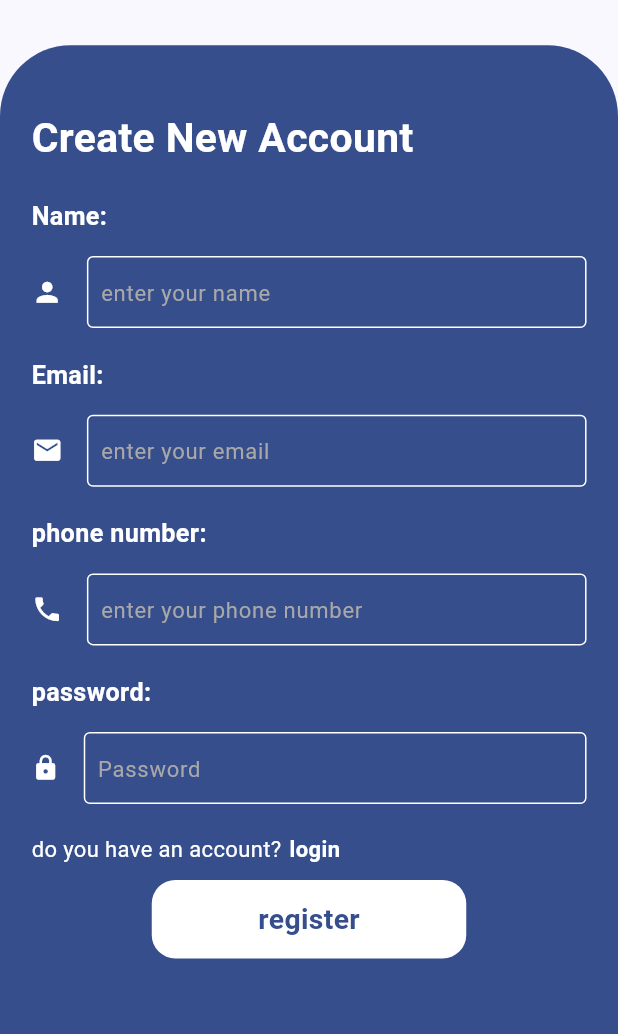
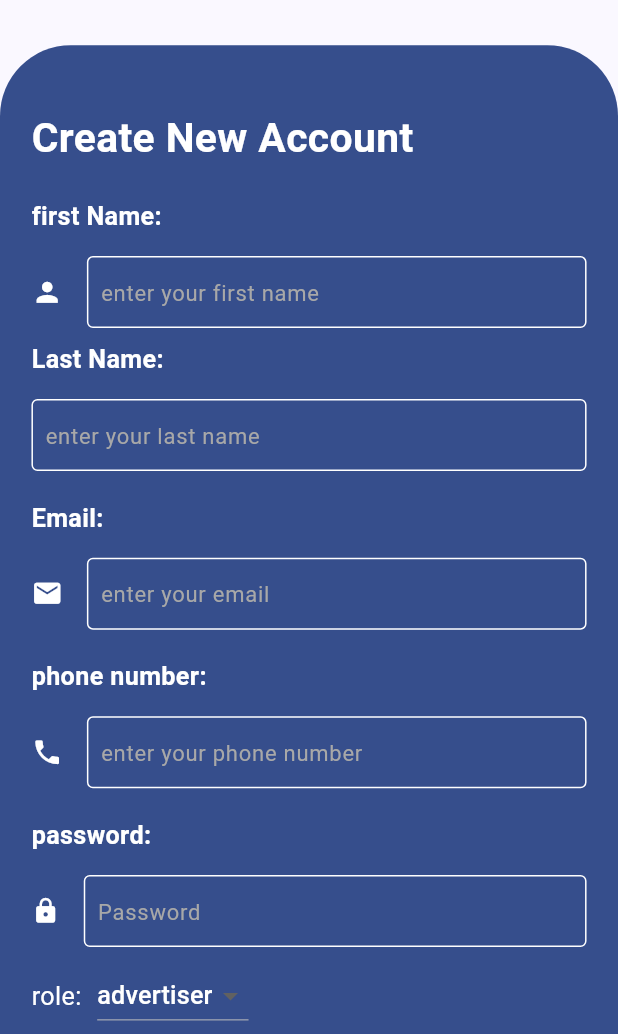
Before and after one commit to AghyadHamdoun/ads-app, a Flutter app: the RegisterScreen screen opened directly, on a phone screen of 412 x 824 dp, the part 202-1236 px from its top. Run offline on Flutter 3.47's test engine with Material 2 defaults, Android fonts, the phone set to English and light mode, and no system bars; drawn by our look-alikes of modal_progress_hud_nsn; our stand-ins replace awesome_dialog, built_value, cached_network_image, dartz, dio, easy_localization and 6 more; missing offline and left inert: data_connection_checker_tv; accounts and stored records are empty.

Commit message:
register done!

```diff
--- a/lib/features/auth/bloc/auth_bloc.dart
+++ b/lib/features/auth/bloc/auth_bloc.dart
@@ -35,7 +35,7 @@ class AuthBloc extends Bloc<AuthEvent, AuthState> {
             emailVerifiedAt: '',
             contactNumber: '',
             role: '',
-            status: '',
+            status: 0,
             balance: '',
             verificationCode: '',
             mblConfirmationCode: '',
@@ -84,7 +84,7 @@ class AuthBloc extends Bloc<AuthEvent, AuthState> {
             emailVerifiedAt: '',
             contactNumber: '',
             role: '',
-            status: '',
+            status: 0,
             balance: '',
             verificationCode: '',
             mblConfirmationCode: '',
@@ -118,7 +118,6 @@ class AuthBloc extends Bloc<AuthEvent, AuthState> {
 
             Preferences.saveUserToken(r.accessToken!);
             Preferences.saveUserId(r.user!.id!);
-            Preferences.saveUserImage(r.user!.profilePicture!);
             Preferences.saveUserName(r.user!.firstName!);
           }));
         }
--- a/lib/features/auth/bloc/auth_state.dart
+++ b/lib/features/auth/bloc/auth_state.dart
@@ -41,7 +41,7 @@ abstract class AuthState implements Built<AuthState, AuthStateBuilder> {
           emailVerifiedAt: '',
           contactNumber: '',
           role: '',
-          status: '',
+          status: 0,
           balance: '',
           verificationCode: '',
           mblConfirmationCode: '',
@@ -66,7 +66,7 @@ abstract class AuthState implements Built<AuthState, AuthStateBuilder> {
           emailVerifiedAt: '',
           contactNumber: '',
           role: '',
-          status: '',
+          status: 0,
           balance: '',
           verificationCode: '',
           mblConfirmationCode: '',
--- a/lib/features/auth/login/models/user_model.dart
+++ b/lib/features/auth/login/models/user_model.dart
@@ -9,7 +9,7 @@ class User {
   String? emailVerifiedAt;
   String? contactNumber;
   String? role;
-  String? status;
+  int? status;
   String? balance;
   String? verificationCode;
   String? mblConfirmationCode;
--- a/lib/features/auth/register/models/register_model.dart
+++ b/lib/features/auth/register/models/register_model.dart
@@ -10,7 +10,7 @@ class RegisterModel {
 
   RegisterModel.fromJson(Map<String, dynamic> json) {
     type = json['type'];
-    user = json['user'] != null ? new User.fromJson(json['user']) : null;
+    user = json['user'] != null ? User.fromJson(json['user']) : null;
     accessToken = json['access_token'];
     message = json['message']??'';
   }
--- a/lib/features/auth/register/register.dart
+++ b/lib/features/auth/register/register.dart
@@ -24,11 +24,15 @@ class _RegisterScreenState extends State<RegisterScreen> {
 
   TextEditingController emailController = TextEditingController();
 
-  TextEditingController nameController = TextEditingController();
+  TextEditingController firstNameController = TextEditingController();
+
+  TextEditingController lastNameController = TextEditingController();
 
   TextEditingController numberController = TextEditingController();
 
   TextEditingController passwordController = TextEditingController();
+
+  String dropdownValue = 'advertiser'.tr();
 
   AuthBloc bloc = sl<AuthBloc>();
 
@@ -79,7 +83,7 @@ class _RegisterScreenState extends State<RegisterScreen> {
                   Container(
                     padding:
                         EdgeInsets.symmetric(horizontal: 20.w, vertical: 40.h),
-                    height: 0.8.sh,
+                    height: 1.sh,
                     width: double.infinity,
                     decoration: BoxDecoration(
                         borderRadius: BorderRadius.only(
@@ -101,9 +105,9 @@ class _RegisterScreenState extends State<RegisterScreen> {
                           SizedBox(
                             height: 20.h,
                           ),
-                          // name
+                          // first name
                           Text(
-                            "Name:".tr(),
+                            "first Name:".tr(),
                             style: TextStyle(
                                 fontSize: 16.sp,
                                 color: AppColor.whiteColor,
@@ -118,14 +122,14 @@ class _RegisterScreenState extends State<RegisterScreen> {
                             child: TextFormField(
                               style: TextStyle(
                                   fontSize: 16.sp, color: AppColor.whiteColor),
-                              controller: nameController,
+                              controller: firstNameController,
                               decoration: InputDecoration(
                                 contentPadding: EdgeInsets.only(
                                     top: 5.h,
                                     bottom: 10.h,
                                     right: 5.w,
                                     left: 5.w),
-                                hintText: "enter your name".tr(),
+                                hintText: "enter your first name".tr(),
                                 hintStyle: TextStyle(
                                   color: AppColor.hintText,
                                   fontSize: 14.sp,
@@ -144,6 +148,57 @@ class _RegisterScreenState extends State<RegisterScreen> {
                                 disabledBorder: const OutlineInputBorder(
                                   borderSide:
                                       BorderSide(color: AppColor.whiteColor),
+                                ),
+                              ),
+                              validator: (value) {
+                                if (value == null || value.isEmpty) {
+                                  return tr(
+                                    'Enter a valid name'.tr(),
+                                  );
+                                }
+                                return null;
+                              },
+                            ),
+                          ),
+
+                          // last name
+                          Text(
+                            "Last Name:".tr(),
+                            style: TextStyle(
+                                fontSize: 16.sp,
+                                color: AppColor.whiteColor,
+                                fontWeight: FontWeight.bold),
+                          ),
+                          SizedBox(
+                            height: 10.h,
+                          ),
+                          Container(
+                            margin: EdgeInsets.symmetric(vertical: 4.h),
+                            height: 50.h,
+                            child: TextFormField(
+                              style: TextStyle(
+                                  fontSize: 16.sp, color: AppColor.whiteColor),
+                              controller: lastNameController,
+                              decoration: InputDecoration(
+                                contentPadding: EdgeInsets.only(
+                                    top: 5.h,
+                                    bottom: 10.h,
+                                    right: 5.w,
+                                    left: 5.w),
+                                hintText: "enter your last name".tr(),
+                                hintStyle: TextStyle(
+                                  color: AppColor.hintText,
+                                  fontSize: 14.sp,
+                                ),
+                                focusedBorder: const OutlineInputBorder(
+                                    borderSide:
+                                    BorderSide(color: AppColor.whiteColor)),
+                                enabledBorder: const OutlineInputBorder(
+                                    borderSide:
+                                    BorderSide(color: AppColor.whiteColor)),
+                                disabledBorder: const OutlineInputBorder(
+                                  borderSide:
+                                  BorderSide(color: AppColor.whiteColor),
                                 ),
                               ),
                               validator: (value) {
@@ -339,10 +394,35 @@ class _RegisterScreenState extends State<RegisterScreen> {
                               },
                             ),
                           ),
+                          //drop down
+                          Row(
+                            children: [
+                              Text('role:'.tr(),style: TextStyle(color: AppColor.white,fontSize: 16.sp),),
+                              SizedBox(width: 10.w,),
+                              DropdownButton<String>(
+                                dropdownColor: AppColor.primaryColor,
+                                value: dropdownValue,
+                                items: <String>['advertiser'.tr(), 'influencer'.tr()]
+                                    .map<DropdownMenuItem<String>>((String value) {
+                                      dropdownValue = value;
+                                  return DropdownMenuItem<String>(
+                                    value: dropdownValue,
+                                    child: Text(
+                                      value,
+                                      style: TextStyle(fontSize: 16.sp,color: AppColor.white),
+                                    ),
+                                  );
+                                }).toList(),
+                                // Step 5.
+                                onChanged: (String? newValue) {
+                                  setState(() {
+                                    dropdownValue = newValue!;
+                                  });
+                                },
+                              ),
+                            ],
+                          ),
 
-                          SizedBox(
-                            height: 10.h,
-                          ),
                           Row(
                             children: [
                               Text(
@@ -384,10 +464,10 @@ class _RegisterScreenState extends State<RegisterScreen> {
                                   bloc.onRegisterEvent(
                                       email: emailController.text,
                                       password: passwordController.text,
-                                      firstName: nameController.text,
-                                      lastName: '',
+                                      firstName: firstNameController.text,
+                                      lastName: lastNameController.text,
                                       contactNumber: numberController.text,
-                                      role: '');
+                                      role:dropdownValue.toString());
                                 } else {
                                   ScaffoldMessenger.of(context).showSnackBar(
                                     SnackBar(
```
